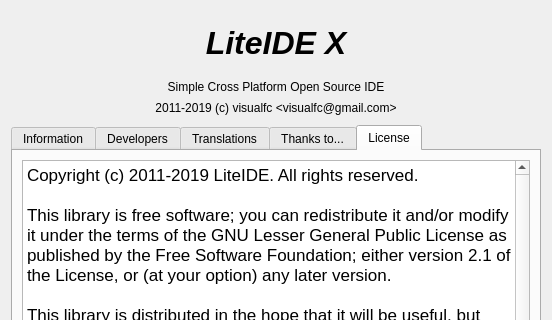
Old version of the form liteidex/src/liteapp/aboutdialog.ui in the repository visualfc/liteide; both pictures show x 0 to 552 and y 0 to 320 of the 552 by 468 pixel window.
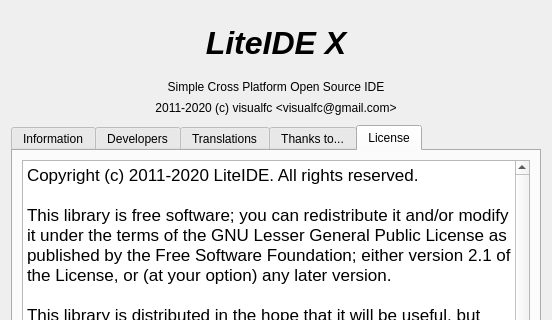
New version of the form. The open tabs and pages were chosen to show the change. Icons and pictures are not drawn.

```diff
--- a/liteidex/src/liteapp/aboutdialog.ui
+++ b/liteidex/src/liteapp/aboutdialog.ui
@@ -67,7 +67,7 @@
        <item>
         <widget class="QLabel" name="label_9">
          <property name="text">
-          <string notr="true">&lt;html&gt;&lt;head/&gt;&lt;body&gt;&lt;p&gt;2011-2019 (c) visualfc &amp;lt;visualfc@gmail.com&amp;gt;&lt;/p&gt;&lt;/body&gt;&lt;/html&gt;</string>
+          <string notr="true">&lt;html&gt;&lt;head/&gt;&lt;body&gt;&lt;p&gt;2011-2020 (c) visualfc &amp;lt;visualfc@gmail.com&amp;gt;&lt;/p&gt;&lt;/body&gt;&lt;/html&gt;</string>
          </property>
          <property name="alignment">
           <set>Qt::AlignCenter</set>
@@ -582,7 +582,7 @@
 &lt;html&gt;&lt;head&gt;&lt;meta name=&quot;qrichtext&quot; content=&quot;1&quot; /&gt;&lt;style type=&quot;text/css&quot;&gt;
 p, li { white-space: pre-wrap; }
 &lt;/style&gt;&lt;/head&gt;&lt;body style=&quot; font-family:'.SF NS Text'; font-size:13pt; font-weight:400; font-style:normal;&quot;&gt;
-&lt;p style=&quot; margin-top:0px; margin-bottom:0px; margin-left:0px; margin-right:0px; -qt-block-indent:0; text-indent:0px;&quot;&gt;&lt;span style=&quot; font-family:'.SF NS Text';&quot;&gt;Copyright (c) 2011-2019 LiteIDE. All rights reserved.&lt;/span&gt;&lt;/p&gt;
+&lt;p style=&quot; margin-top:0px; margin-bottom:0px; margin-left:0px; margin-right:0px; -qt-block-indent:0; text-indent:0px;&quot;&gt;&lt;span style=&quot; font-family:'.SF NS Text';&quot;&gt;Copyright (c) 2011-2020 LiteIDE. All rights reserved.&lt;/span&gt;&lt;/p&gt;
 &lt;p style=&quot;-qt-paragraph-type:empty; margin-top:0px; margin-bottom:0px; margin-left:0px; margin-right:0px; -qt-block-indent:0; text-indent:0px; font-family:'.SF NS Text';&quot;&gt;&lt;br /&gt;&lt;/p&gt;
 &lt;p style=&quot; margin-top:0px; margin-bottom:0px; margin-left:0px; margin-right:0px; -qt-block-indent:0; text-indent:0px;&quot;&gt;&lt;span style=&quot; font-family:'.SF NS Text';&quot;&gt;This library is free software; you can redistribute it and/or modify it under the terms of the GNU Lesser General Public License as published by the Free Software Foundation; either version 2.1 of the License, or (at your option) any later version.&lt;/span&gt;&lt;/p&gt;
 &lt;p style=&quot;-qt-paragraph-type:empty; margin-top:0px; margin-bottom:0px; margin-left:0px; margin-right:0px; -qt-block-indent:0; text-indent:0px; font-family:'.SF NS Text';&quot;&gt;&lt;br /&gt;&lt;/p&gt;
```
